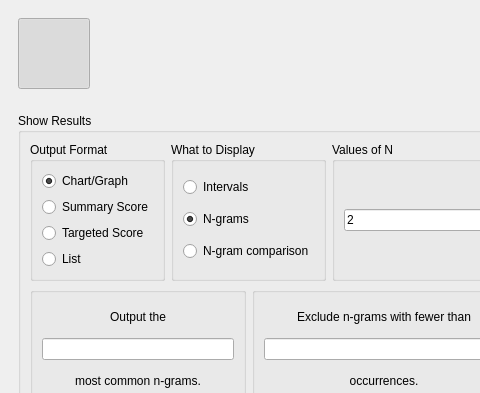
The window that gui_files/new_main_window.ui (ELVIS-Project/vis-framework) describes before a commit, drawn with Qt 5; both pictures show x 0 to 480 and y 0 to 393 of the 849 by 678 pixel window.
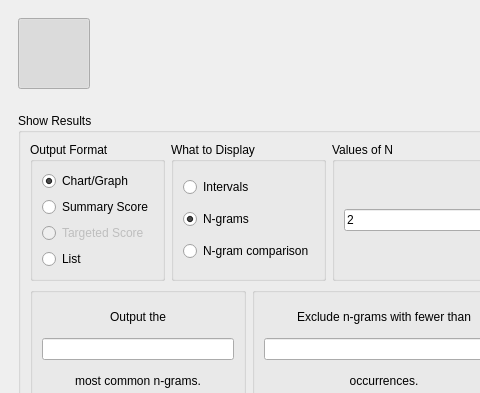
The same window after the commit. The open tabs and pages were chosen to show the change. Icons and pictures are not drawn.

```diff
--- a/gui_files/new_main_window.ui
+++ b/gui_files/new_main_window.ui
@@ -629,6 +629,9 @@
               </item>
               <item>
                <widget class="QRadioButton" name="rdo_targeted_score">
+                <property name="enabled">
+                 <bool>false</bool>
+                </property>
                 <property name="text">
                  <string>Targeted Score</string>
                 </property>
```
Left out of the diff: 8 changed lines with no effect on the pictures.
